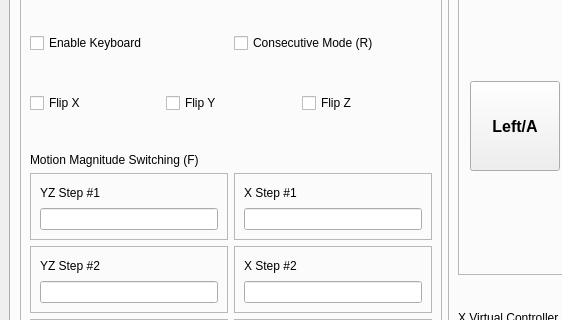
This is mainwindow.ui in KLDistance/NanoCVD as Qt 5 draws it before an edit; both pictures show x 0 to 562 and y 128 to 448 of the 800 by 600 pixel window. The edited form follows.
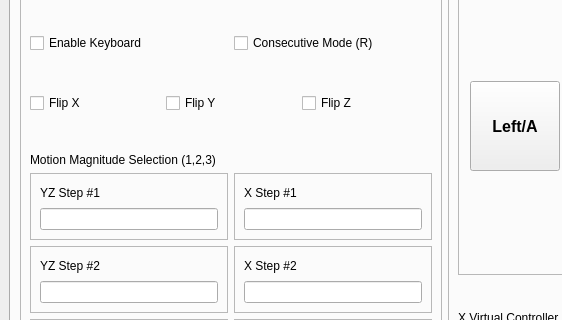
This is the edited form. The open tabs and pages were chosen to show the change.

The edit to the form file:
```diff
--- a/mainwindow.ui
+++ b/mainwindow.ui
@@ -413,7 +413,7 @@
            <item>
             <widget class="QLabel" name="label_motionswitching">
              <property name="text">
-              <string>Motion Magnitude Switching (F)</string>
+              <string>Motion Magnitude Selection (1,2,3)</string>
              </property>
             </widget>
            </item>
```
Left out of the diff: 2 changed lines with no effect on the pictures.
